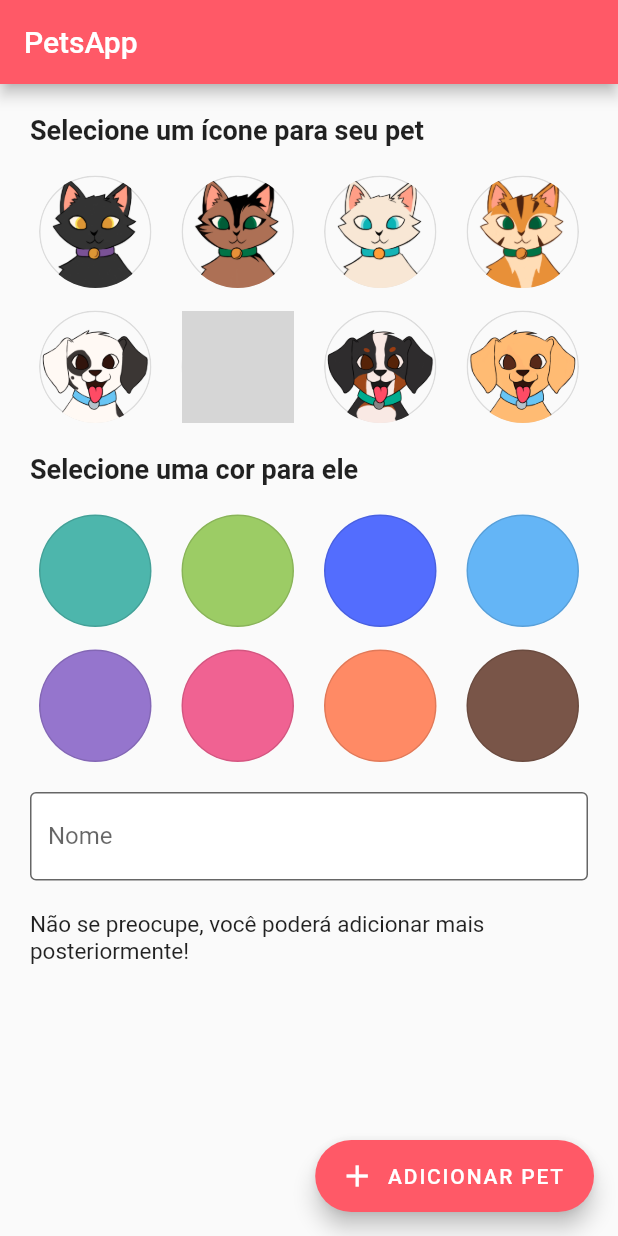
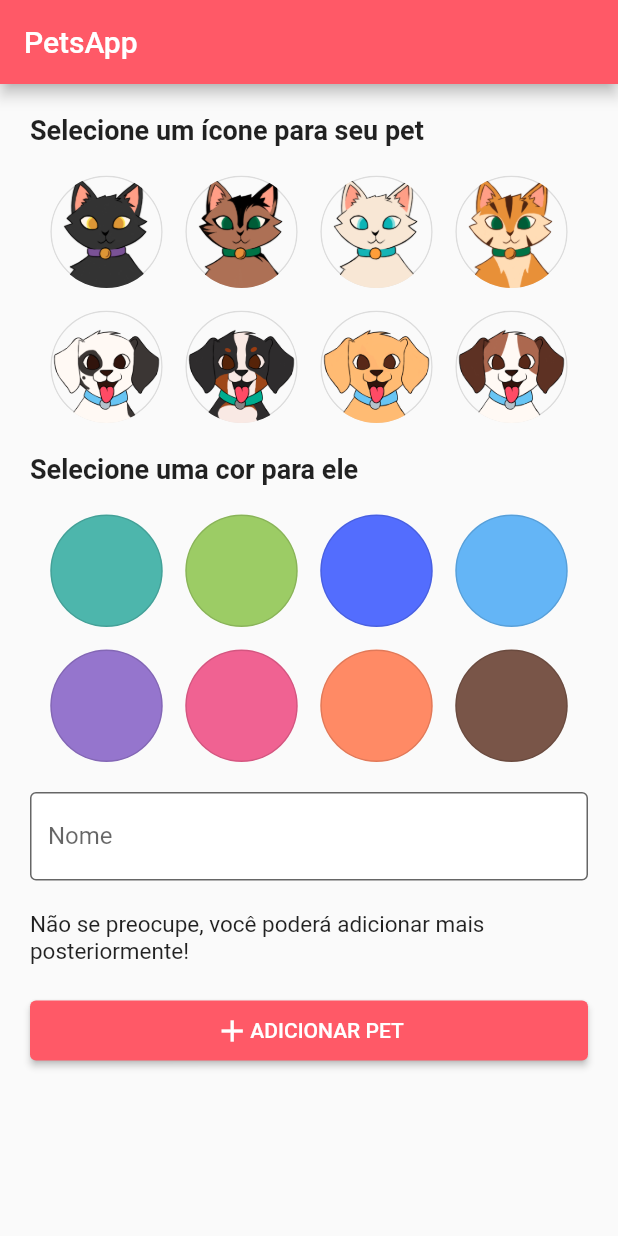
Before and after one commit to VitorEstevam/app-pets, a Flutter app: the screen it shows after launch, on a phone screen of 412 x 824 dp. Run offline on Flutter 3.47's test engine with Material 2 defaults, Android fonts, the phone set to English and light mode, and no system bars; our stand-ins replace carousel_slider, flutter_mobx, google_fonts, intro_slider, mobx and 1 more; missing offline and left inert: dart:ffi, onboarding; generated files the repository leaves out were written again; grey boxes are pictures that could not be loaded.

Commit message:
fix create pet screen

```diff
--- a/lib/consts/theme.dart
+++ b/lib/consts/theme.dart
@@ -2,7 +2,7 @@ import 'package:flutter/material.dart';
 import 'package:google_fonts/google_fonts.dart';
 
 ThemeData theme = ThemeData(
-  backgroundColor: Colors.white,
+  backgroundColor: Color(0xffFFF9F7),
   bottomNavigationBarTheme:
       const BottomNavigationBarThemeData(backgroundColor: Colors.red),
   primarySwatch: const MaterialColor(
--- a/lib/pages/page_pet/page_create_pet.dart
+++ b/lib/pages/page_pet/page_create_pet.dart
@@ -57,8 +57,6 @@ class PageCreatePet extends StatelessWidget {
       body: SingleChildScrollView(
         child: Form(
           key: _formKey,
-          child: Padding(
-            padding: const EdgeInsets.symmetric(horizontal: 20.0),
           child: Column(
             crossAxisAlignment: CrossAxisAlignment.center,
             children: [
@@ -83,7 +81,9 @@ class PageCreatePet extends StatelessWidget {
                 widget: ColorSelector(onSelect: chooseColor),
               ),
               Container(height: 20),
-                TextInput(
+              Padding(
+                padding: EdgeInsets.symmetric(horizontal: 20.0),
+                child: TextInput(
                   onChanged: chooseName,
                   validator: (_) {
                     if (name == null || name == "") {
@@ -92,22 +92,41 @@ class PageCreatePet extends StatelessWidget {
                     return null;
                   },
                 ),
+              ),
               Container(height: 20),
-                const Text(
+              const Padding(
+                padding: EdgeInsets.symmetric(horizontal: 20.0),
+                child: Text(
                   "Não se preocupe, você poderá adicionar mais posteriormente!",
                   style: TextStyle(
                     fontSize: 15,
                   ),
                 ),
+              ),
+              Padding(
+                padding: const EdgeInsets.all(20.0),
+                child: ElevatedButton(
+                    onPressed: () => submitForm(context),
+                    child: Center(
+                      child: Container(
+                        width: double.infinity,
+                        height: 40,
+                        child: Center(
+                          child: Row(
+                            mainAxisAlignment: MainAxisAlignment.center,
+                            crossAxisAlignment: CrossAxisAlignment.center,
+                            children: const [
+                              Icon(Icons.add),
+                              Text('ADICIONAR PET')
                             ],
                           ),
                         ),
                       ),
+                    )),
+              )
+            ],
           ),
-      floatingActionButton: FloatingActionButton.extended(
-        onPressed: () => submitForm(context),
-        label: const Text('ADICIONAR PET'),
-        icon: const Icon(Icons.add),
+        ),
       ),
     );
   }
--- a/lib/pages/page_pet/widgets/color_selector.dart
+++ b/lib/pages/page_pet/widgets/color_selector.dart
@@ -42,17 +42,20 @@ class _ColorSelectorState extends State<ColorSelector> {
     return Column(
       crossAxisAlignment: CrossAxisAlignment.center,
       children: [
-        const Align(
-          alignment: Alignment.centerLeft,
-          child: Text(
-            "Selecione uma cor para ele",
-            style: TextStyle(fontSize: 18, fontWeight: FontWeight.bold),
+        const Padding(
+          padding: EdgeInsets.symmetric(horizontal: 20.0),
+          child: Align(
+            alignment: Alignment.centerLeft,
+            child: Text(
+              "Selecione uma cor para ele",
+              style: TextStyle(fontSize: 18, fontWeight: FontWeight.bold),
+            ),
           ),
         ),
         Container(height: 20),
         Wrap(
           alignment: WrapAlignment.center,
-          spacing: 20,
+          spacing: 15,
           runSpacing: 15,
           children: [
             for (var j = 0; j < colors.length; j++) colorWidget(j, colors[j]),
--- a/lib/pages/page_pet/widgets/icon_selector.dart
+++ b/lib/pages/page_pet/widgets/icon_selector.dart
@@ -16,9 +16,9 @@ class _IconSelectorState extends State<IconSelector> {
     "lib/assets/pets/CAT2.png",
     "lib/assets/pets/CAT3.png",
     "lib/assets/pets/DOG.png",
-    "lib/assets/pets/DOG1.png",
     "lib/assets/pets/DOG2.png",
     "lib/assets/pets/DOG3.png",
+    "lib/assets/pets/DOG4.png",
   ];
   int? selected;
 
@@ -42,15 +42,18 @@ class _IconSelectorState extends State<IconSelector> {
       children: [
         const Align(
           alignment: Alignment.centerLeft,
-          child: Text(
-            "Selecione um ícone para seu pet",
-            style: TextStyle(fontSize: 18, fontWeight: FontWeight.bold),
+          child: Padding(
+            padding: EdgeInsets.symmetric(horizontal:20.0),
+            child: Text(
+              "Selecione um ícone para seu pet",
+              style: TextStyle(fontSize: 18, fontWeight: FontWeight.bold),
+            ),
           ),
         ),
         Container(height: 20),
         Wrap(
           alignment: WrapAlignment.center,
-          spacing: 20,
+          spacing: 15,
           runSpacing: 15,
           children: [
             for (var i = 0; i < icons.length; i++) iconWidget(i, icons[i]),
```
Also changed, not shown: lib/pages/page_pet/page_pets.dart (added, +38 -0 lines), lib/pages/tab_bar_handler.dart (+6 -3 lines). Lines whose indentation alone changed are shown as unchanged.
